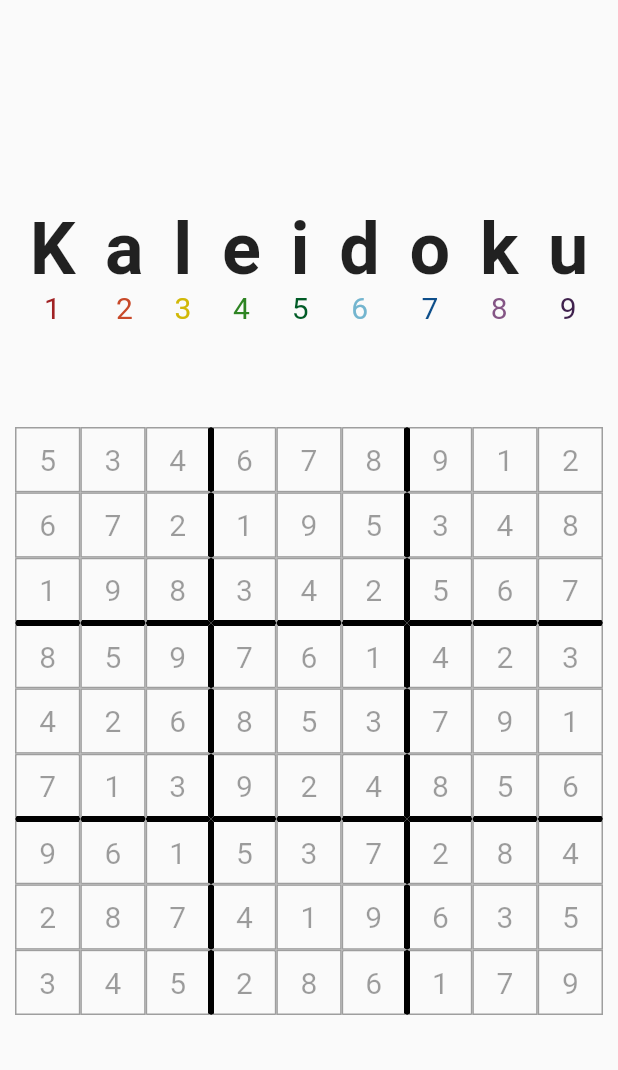
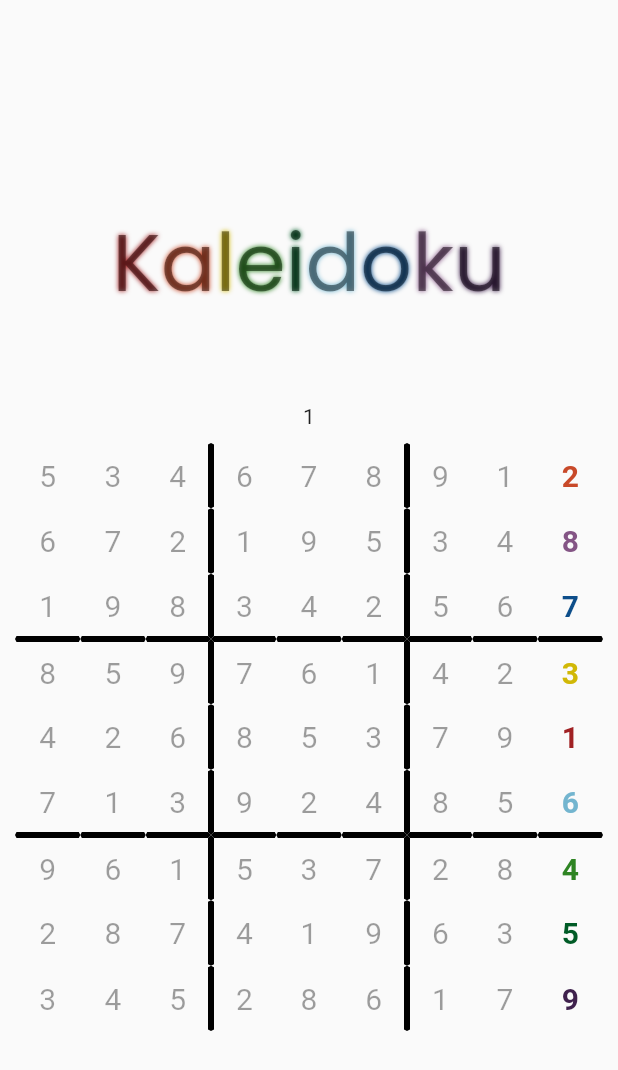
Before and after one commit to JaredEzz/Kaleidoku, a Flutter app: the screen it shows after launch, on a phone screen of 412 x 824 dp. Shown: the top 1070 px of the screen. Run offline on Flutter 3.47's test engine with Material 2 defaults, Android fonts, the phone set to English and light mode, and no system bars; our stand-ins replace google_fonts.

Commit message:
color random parts of the sudoku puzzle on the front animation screen for visual effects

```diff
--- a/lib/animation.dart
+++ b/lib/animation.dart
@@ -1,6 +1,8 @@
 import 'dart:async';
+import 'dart:math';
 
 import 'package:flutter/material.dart';
+import 'package:google_fonts/google_fonts.dart';
 import 'package:kaleidoku/sudoku_grid_widget.dart';
 
 class KaleidokuAnimation extends StatefulWidget {
@@ -10,50 +12,114 @@ class KaleidokuAnimation extends StatefulWidget {
   _KaleidokuAnimationState createState() => _KaleidokuAnimationState();
 }
 
-class _KaleidokuAnimationState extends State<KaleidokuAnimation> with TickerProviderStateMixin {
+class _KaleidokuAnimationState extends State<KaleidokuAnimation>
+    with TickerProviderStateMixin {
   late List<AnimationController> _controllers;
   final List<Animation<double>> _animations = [];
-  final List<Color> _colors = List.filled(9, Colors.transparent);
   String? output;
-  final int numSeconds = 5;
+  final int numSeconds = 3;
+  late AnimationController _glowAnimationController;
+  late Animation _glowAnimation;
+  int test = 0;
+  List<Color> puzzleNumberColors = List.filled(81, Colors.black38);
+  List<FontWeight> puzzleNumberFontWeights = List.filled(81, FontWeight.normal);
+  List<List<int>> solvedSudoku = [
+    [5, 3, 4, 6, 7, 8, 9, 1, 2],
+    [6, 7, 2, 1, 9, 5, 3, 4, 8],
+    [1, 9, 8, 3, 4, 2, 5, 6, 7],
+    [8, 5, 9, 7, 6, 1, 4, 2, 3],
+    [4, 2, 6, 8, 5, 3, 7, 9, 1],
+    [7, 1, 3, 9, 2, 4, 8, 5, 6],
+    [9, 6, 1, 5, 3, 7, 2, 8, 4],
+    [2, 8, 7, 4, 1, 9, 6, 3, 5],
+    [3, 4, 5, 2, 8, 6, 1, 7, 9],
+  ]; // TODO pick a random solved puzzle
+
 
   @override
   void initState() {
     super.initState();
-    _controllers = List.generate(9, (index) => AnimationController(
-      duration: Duration(seconds: numSeconds),
-      vsync: this,
-    ));
+    _controllers = List.generate(
+        9,
+        (index) => AnimationController(
+              duration: Duration(seconds: numSeconds),
+              vsync: this,
+            ));
 
     for (int i = 0; i < 9; i++) {
-      _animations.add(Tween<double>(begin: -300, end: 0).animate(CurvedAnimation(
+      _animations
+          .add(Tween<double>(begin: -300, end: 0).animate(CurvedAnimation(
         parent: _controllers[i],
         curve: Interval(i / 9, (i + 1) / 9, curve: Curves.easeOut),
       )));
       _controllers[i].forward();
+    }
+    _glowAnimationController =
+        AnimationController(vsync: this, duration: Duration(seconds: 2));
+    _glowAnimationController.repeat(reverse: true);
+    _glowAnimationController.addStatusListener((status) {
+      if (status == AnimationStatus.forward ||
+          status == AnimationStatus.reverse) {
+        changePuzzleColors();
+      }
+    });
+    _glowAnimation =
+        Tween(begin: 2.0, end: 15.0).animate(_glowAnimationController)
+          ..addListener(() {
+            setState(() {});
+          });
+  }
 
-      Timer(Duration(microseconds: (numSeconds * 1000000 / 9 * (i + 1)).toInt()) , () {
-        setState(() {
-          _colors[i] = colorLookup.values.toList()[i];
-        });
-      });
+  void changePuzzleColors() {
+    puzzleNumberColors = List.filled(81, Colors.black38);
+    puzzleNumberFontWeights = List.filled(81, FontWeight.normal);
+    final random = Random();
+    List<Color> solvedSudokuNumberColors = solvedSudoku.expand((row) => row).map((int e) => colorLookup.values.toList()[e - 1]).toList();
+
+    final choice = random.nextInt(3);
+
+    switch (choice) {
+      case (0):
+        // change all colors for a random row
+      test = 0;
+        final row = random.nextInt(9);
+        for (int i = row * 9; i < (row + 1) * 9; i++) {
+          puzzleNumberColors[i] = solvedSudokuNumberColors[i];
+          puzzleNumberFontWeights[i] = FontWeight.bold;
+        }
+        break;
+      case (1):
+        // change all colors for a random colum
+      test = 1;
+        final col = random.nextInt(9);
+        for (int i = col; i < 81; i += 9) {
+          puzzleNumberColors[i] = solvedSudokuNumberColors[i];
+          puzzleNumberFontWeights[i] = FontWeight.bold;
+        }
+        break;
+      case (2):
+        test = 2;
+        // change all colors for a random 3x3 square
+        final row = random.nextInt(3);
+        final col = random.nextInt(3);
+        for (int i = row * 3; i < (row + 1) * 3; i++) {
+          for (int j = col * 3; j < (col + 1) * 3; j++) {
+            final index = i * 9 + j;
+            puzzleNumberColors[index] = solvedSudokuNumberColors[index];
+            puzzleNumberFontWeights[index] = FontWeight.bold;
+          }
+        }
+        break;
+
+      default:
+        break;
     }
+
+    setState(() {});
   }
 
   @override
   Widget build(BuildContext context) {
-    List<List<int>> solvedSudoku = [
-      [5, 3, 4, 6, 7, 8, 9, 1, 2],
-      [6, 7, 2, 1, 9, 5, 3, 4, 8],
-      [1, 9, 8, 3, 4, 2, 5, 6, 7],
-      [8, 5, 9, 7, 6, 1, 4, 2, 3],
-      [4, 2, 6, 8, 5, 3, 7, 9, 1],
-      [7, 1, 3, 9, 2, 4, 8, 5, 6],
-      [9, 6, 1, 5, 3, 7, 2, 8, 4],
-      [2, 8, 7, 4, 1, 9, 6, 3, 5],
-      [3, 4, 5, 2, 8, 6, 1, 7, 9],
-    ];
-
     return Scaffold(
       body: Center(
         child: Column(
@@ -66,8 +132,13 @@ class _KaleidokuAnimationState extends State<KaleidokuAnimation> with TickerProv
             Flexible(
               flex: 1,
               child: Row(
-                mainAxisAlignment: MainAxisAlignment.spaceEvenly,
-                children: 'Kaleidoku'.split('').asMap().entries.map((e) {
+                mainAxisAlignment: MainAxisAlignment.center,
+                children: 'Kaleidoku'
+                    .split('')
+                    .asMap()
+                    .entries
+                    .map((MapEntry<int, String> e) {
+                  Color color = colorLookup.values.toList()[e.key];
                   return AnimatedBuilder(
                     animation: _animations[e.key],
                     builder: (BuildContext context, Widget? child) {
@@ -75,8 +146,21 @@ class _KaleidokuAnimationState extends State<KaleidokuAnimation> with TickerProv
                         offset: Offset(0, _animations[e.key].value),
                         child: Column(
                           children: [
-                            Text(e.value, style: const TextStyle(fontSize: 48, fontWeight: FontWeight.bold)),
-                            Text('${e.key + 1}', style: TextStyle(color: _colors[e.key], fontSize: 20)),
+                            Text(
+                              e.value,
+                              style: GoogleFonts.poppins(
+                                  fontSize: 54,
+                                  color: Color.lerp(color, Colors.black45, 0.7),
+                                  shadows: [
+                                    BoxShadow(
+                                        color: color,
+                                        blurRadius: _glowAnimation.value,
+                                        spreadRadius: _glowAnimation.value)
+                                  ]),
+                            ),
+                            // Text('${e.key + 1}',
+                            //     style: TextStyle(
+                            //         color: _colors[e.key], fontSize: 20)),
                           ],
                         ),
                       );
@@ -85,13 +169,15 @@ class _KaleidokuAnimationState extends State<KaleidokuAnimation> with TickerProv
                 }).toList(),
               ),
             ),
+            Text(test.toString()),
             Flexible(
                 flex: 4,
                 child: Padding(
                   padding: const EdgeInsets.all(10.0),
                   child: GridView.builder(
                     itemCount: 81,
-                    gridDelegate: const SliverGridDelegateWithFixedCrossAxisCount(
+                    gridDelegate:
+                        const SliverGridDelegateWithFixedCrossAxisCount(
                       crossAxisCount: 9,
                     ),
                     itemBuilder: (BuildContext context, int index) {
@@ -107,19 +193,24 @@ class _KaleidokuAnimationState extends State<KaleidokuAnimation> with TickerProv
                         decoration: BoxDecoration(
                           border: Border(
                             top: BorderSide(
-                              color: topBorderThick ? Colors.black : Colors.grey,
+                              color:
+                                  topBorderThick ? Colors.black : Colors.transparent,
                               width: topBorderThick ? 2.0 : 1.0,
                             ),
                             left: BorderSide(
-                              color: leftBorderThick ? Colors.black : Colors.grey,
+                              color:
+                                  leftBorderThick ? Colors.black : Colors.transparent,
                               width: leftBorderThick ? 2.0 : 1.0,
                             ),
                             right: BorderSide(
-                              color: rightBorderThick ? Colors.black : Colors.grey,
+                              color:
+                                  rightBorderThick ? Colors.black : Colors.transparent,
                               width: rightBorderThick ? 2.0 : 1.0,
                             ),
                             bottom: BorderSide(
-                              color: bottomBorderThick ? Colors.black : Colors.grey,
+                              color: bottomBorderThick
+                                  ? Colors.black
+                                  : Colors.transparent,
                               width: bottomBorderThick ? 2.0 : 1.0,
                             ),
                           ),
@@ -128,23 +219,24 @@ class _KaleidokuAnimationState extends State<KaleidokuAnimation> with TickerProv
                             padding: const EdgeInsets.all(8),
                             child: Center(
                               child: Visibility(
+                                visible: number != 0,
                                 child: SizedBox(
                                   width: 50,
                                   height: 50,
                                   child: Center(
                                     child: Text(
                                       number.toString(),
-                                      style: const TextStyle(
-                                        fontSize: 20,
-                                        color: Colors.black38
+                                      style: TextStyle(
+                                          fontSize: 20,
+                                          color: puzzleNumberColors[index],
+                                          fontWeight:
+                                              puzzleNumberFontWeights[index]
                                       ),
                                     ),
                                   ),
                                 ),
-                                visible: number != 0,
                               ),
-                            )
-                        ),
+                            )),
                       );
                     },
                   ),
```
Also changed, not shown: pubspec.yaml (+4 -3 lines), pubspec.lock, 7 other files.
